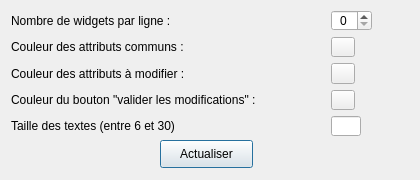
The window that param.ui (IGNF/jeux_attribut_generique_plugin_qgis) describes before a commit, drawn with Qt 5.
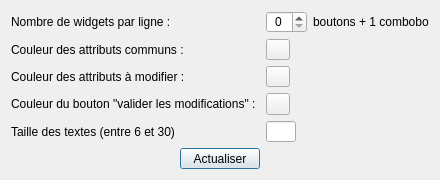
The same window after the commit. Icons and pictures are not drawn. Custom widgets are drawn as their Qt base class.

Commit message: petit modif d'un dial

What changed in the file:
```diff
--- a/param.ui
+++ b/param.ui
@@ -6,7 +6,7 @@
    <rect>
     <x>0</x>
     <y>0</y>
-    <width>420</width>
+    <width>440</width>
     <height>180</height>
    </rect>
   </property>
@@ -18,31 +18,69 @@
   </property>
   <property name="minimumSize">
    <size>
-    <width>420</width>
+    <width>440</width>
     <height>180</height>
    </size>
   </property>
   <property name="maximumSize">
    <size>
-    <width>420</width>
+    <width>440</width>
     <height>180</height>
    </size>
   </property>
   <property name="windowTitle">
    <string>Dialog</string>
   </property>
+  <layout class="QGridLayout" name="gridLayout_2">
+   <item row="0" column="0">
+    <layout class="QGridLayout" name="gridLayout">
+     <item row="4" column="2">
+      <widget class="QLineEdit" name="lineEdit_taille_font">
+       <property name="sizePolicy">
+        <sizepolicy hsizetype="Fixed" vsizetype="Fixed">
+         <horstretch>0</horstretch>
+         <verstretch>0</verstretch>
+        </sizepolicy>
+       </property>
+       <property name="maximumSize">
+        <size>
+         <width>30</width>
+         <height>16777215</height>
+        </size>
+       </property>
+       <property name="alignment">
+        <set>Qt::AlignCenter</set>
+       </property>
+      </widget>
+     </item>
+     <item row="3" column="0" colspan="2">
+      <widget class="QLabel" name="label_3">
+       <property name="maximumSize">
+        <size>
+         <width>500</width>
+         <height>16777215</height>
+        </size>
+       </property>
+       <property name="text">
+        <string>Couleur du bouton &quot;valider les modifications&quot; : </string>
+       </property>
+      </widget>
+     </item>
+     <item row="0" column="0">
+      <widget class="QLabel" name="label">
+       <property name="text">
+        <string>Nombre de widgets par ligne :</string>
+       </property>
+      </widget>
+     </item>
+     <item row="3" column="2">
+      <widget class="QgsColorButton" name="mColorButton_btn_valider"/>
+     </item>
+     <item row="5" column="1">
   <widget class="QPushButton" name="pushButtonOk">
    <property name="enabled">
     <bool>true</bool>
    </property>
-   <property name="geometry">
-    <rect>
-     <x>160</x>
-     <y>140</y>
-     <width>93</width>
-     <height>28</height>
-    </rect>
-   </property>
    <property name="sizePolicy">
     <sizepolicy hsizetype="Fixed" vsizetype="Fixed">
      <horstretch>0</horstretch>
@@ -53,84 +91,8 @@
     <string>Actualiser</string>
    </property>
   </widget>
-  <widget class="QWidget" name="layoutWidget">
-   <property name="geometry">
-    <rect>
-     <x>11</x>
-     <y>10</y>
-     <width>361</width>
-     <height>126</height>
-    </rect>
-   </property>
-   <layout class="QGridLayout" name="gridLayout">
-    <item row="2" column="1">
-     <widget class="QgsColorButton" name="mColorButton_btn_sel"/>
-    </item>
-    <item row="0" column="1">
-     <widget class="QSpinBox" name="spinBoxNbwidget">
-      <property name="sizePolicy">
-       <sizepolicy hsizetype="Fixed" vsizetype="Fixed">
-        <horstretch>0</horstretch>
-        <verstretch>0</verstretch>
-       </sizepolicy>
-      </property>
-      <property name="maximumSize">
-       <size>
-        <width>50</width>
-        <height>16777215</height>
-       </size>
-      </property>
-      <property name="alignment">
-       <set>Qt::AlignCenter</set>
-      </property>
-     </widget>
-    </item>
-    <item row="0" column="0">
-     <widget class="QLabel" name="label">
-      <property name="text">
-       <string>Nombre de widgets par ligne :</string>
-      </property>
-     </widget>
-    </item>
-    <item row="2" column="0">
-     <widget class="QLabel" name="label_2">
-      <property name="minimumSize">
-       <size>
-        <width>220</width>
-        <height>0</height>
-       </size>
-      </property>
-      <property name="maximumSize">
-       <size>
-        <width>500</width>
-        <height>16777215</height>
-       </size>
-      </property>
-      <property name="text">
-       <string>Couleur des attributs à modifier :</string>
-      </property>
-     </widget>
-    </item>
-    <item row="4" column="1">
-     <widget class="QLineEdit" name="lineEdit_taille_font">
-      <property name="sizePolicy">
-       <sizepolicy hsizetype="Fixed" vsizetype="Fixed">
-        <horstretch>0</horstretch>
-        <verstretch>0</verstretch>
-       </sizepolicy>
-      </property>
-      <property name="maximumSize">
-       <size>
-        <width>30</width>
-        <height>16777215</height>
-       </size>
-      </property>
-      <property name="alignment">
-       <set>Qt::AlignCenter</set>
-      </property>
-     </widget>
-    </item>
-    <item row="4" column="0">
+     </item>
+     <item row="4" column="0" colspan="2">
      <layout class="QHBoxLayout" name="horizontalLayout">
       <item>
        <widget class="QLabel" name="label_taille_btn">
@@ -154,7 +116,32 @@
       </item>
      </layout>
     </item>
-    <item row="1" column="0">
+     <item row="2" column="2">
+      <widget class="QgsColorButton" name="mColorButton_btn_sel"/>
+     </item>
+     <item row="1" column="2">
+      <widget class="QgsColorButton" name="mColorButton_btn_commun"/>
+     </item>
+     <item row="2" column="0" colspan="2">
+      <widget class="QLabel" name="label_2">
+       <property name="minimumSize">
+        <size>
+         <width>220</width>
+         <height>0</height>
+        </size>
+       </property>
+       <property name="maximumSize">
+        <size>
+         <width>500</width>
+         <height>16777215</height>
+        </size>
+       </property>
+       <property name="text">
+        <string>Couleur des attributs à modifier :</string>
+       </property>
+      </widget>
+     </item>
+     <item row="1" column="0" colspan="2">
      <widget class="QLabel" name="label_4">
       <property name="sizePolicy">
        <sizepolicy hsizetype="Fixed" vsizetype="Preferred">
@@ -185,27 +172,39 @@
       </property>
      </widget>
     </item>
-    <item row="3" column="0">
-     <widget class="QLabel" name="label_3">
+     <item row="0" column="2">
+      <layout class="QHBoxLayout" name="horizontalLayout_3">
+       <item>
+        <widget class="QSpinBox" name="spinBoxNbwidget">
+         <property name="sizePolicy">
+          <sizepolicy hsizetype="Fixed" vsizetype="Fixed">
+           <horstretch>0</horstretch>
+           <verstretch>0</verstretch>
+          </sizepolicy>
+         </property>
       <property name="maximumSize">
        <size>
-        <width>500</width>
+           <width>50</width>
         <height>16777215</height>
        </size>
       </property>
+         <property name="alignment">
+          <set>Qt::AlignCenter</set>
+         </property>
+        </widget>
+       </item>
+       <item>
+        <widget class="QLabel" name="label_5">
       <property name="text">
-       <string>Couleur du bouton &quot;valider les modifications&quot; : </string>
+          <string>boutons + 1 combobox</string>
       </property>
      </widget>
     </item>
-    <item row="1" column="1">
-     <widget class="QgsColorButton" name="mColorButton_btn_commun"/>
-    </item>
-    <item row="3" column="1">
-     <widget class="QgsColorButton" name="mColorButton_btn_valider"/>
-    </item>
-   </layout>
-  </widget>
+      </layout>
+     </item>
+    </layout>
+   </item>
+  </layout>
  </widget>
  <customwidgets>
   <customwidget>
```
Lines whose indentation alone changed are shown as unchanged. The commit also changes 1 other file.
